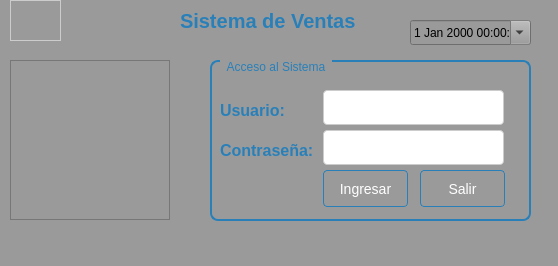
Old version of the form Sistema_de_ventas/ui/olds/FrmLogin.ui in the repository CodeDrTech/DevelopPython.
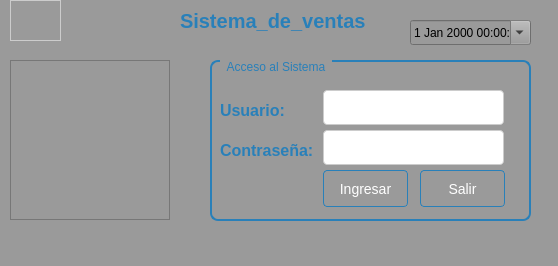
New version of the form.

The edit to the form file:
```diff
--- a/Sistema_de_ventas/ui/olds/FrmLogin.ui
+++ b/Sistema_de_ventas/ui/olds/FrmLogin.ui
@@ -58,7 +58,7 @@
 }</string>
     </property>
     <property name="text">
-     <string>Sistema de Ventas</string>
+     <string>Sistema_de_ventas</string>
     </property>
    </widget>
    <widget class="QGraphicsView" name="graphicsView">
```
